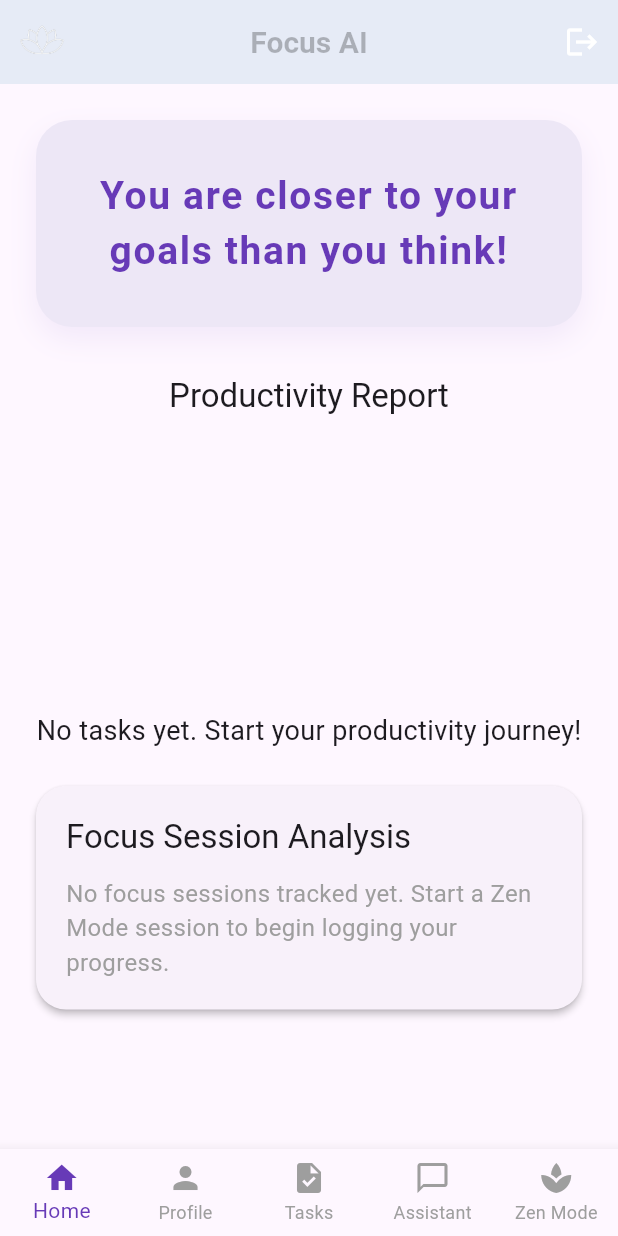
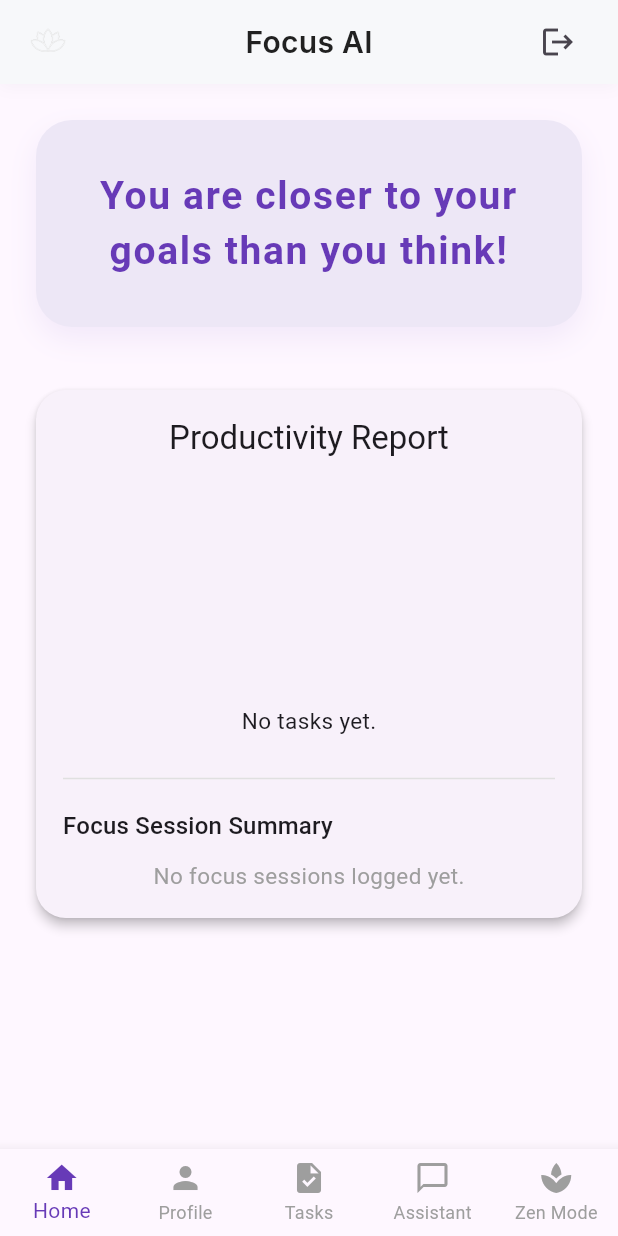
Before and after one commit to Tausia01/focus_ai_app, a Flutter app: the screen it shows once a user with an empty profile is signed in, on a phone screen of 412 x 824 dp. Run offline on Flutter 3.47's test engine with Material 3 defaults, Android fonts, the phone set to English and light mode, and no system bars; drawn by our look-alikes of fl_chart; our stand-ins replace cloud_firestore, firebase_auth, firebase_core, firebase_messaging, flutter_local_notifications, shared_preferences and 1 more; accounts and stored records are empty; network calls fail; Roboto replaces fonts that are missing (Georgia, Inter).

Commit message:
UI improvement

```diff
--- a/lib/screens/home_screen.dart
+++ b/lib/screens/home_screen.dart
@@ -28,162 +28,140 @@ class HomeScreen extends StatelessWidget {
     return _motivatingMessages[random.nextInt(_motivatingMessages.length)];
   }
 
-  // Get productivity report data from cache instantly
-  Map<String, int> _getProductivityReportFromCache() {
-    final tasks = CacheService().getTasksFromCache();
-    final completedCount = tasks.where((t) => t.completed).length;
-    final totalCount = tasks.length;
-
-    return {
-      'completed': completedCount,
-      'total': totalCount,
-    };
-  }
-
-  // Build productivity report with instant loading from cache
-  Widget _buildProductivityReport() {
-    // Get initial data from cache instantly
-    final initialData = _getProductivityReportFromCache();
+  // ---------------------------
+  // NEW COMBINED PRODUCTIVITY CARD
+  // ---------------------------
+  Widget _buildCombinedProductivityCard() {
+    final focusSessionService = FocusSessionService();
 
     return StreamBuilder<List<Task>>(
-      // Use cached data as initial data for instant rendering
       initialData: CacheService().getTasksFromCache(),
       stream: CacheService().getTasksStream(),
       builder: (context, snapshot) {
-        // Show cached data immediately, even if stream hasn't emitted yet
         final tasks = snapshot.data ?? CacheService().getTasksFromCache();
         final completedCount = tasks.where((t) => t.completed).length;
         final totalCount = tasks.length;
 
-        return Column(
+        return StreamBuilder<FocusSessionSummary>(
+          stream: focusSessionService.focusSessionSummaryStream(),
+          initialData: const FocusSessionSummary.empty(),
+          builder: (context, fsSnapshot) {
+            final summary = fsSnapshot.data ?? const FocusSessionSummary.empty();
+            final avgDistract = summary.averageDistractionsPerSession;
+
+            return Card(
+              shape: RoundedRectangleBorder(borderRadius: BorderRadius.circular(20)),
+              elevation: 3,
+              margin: const EdgeInsets.only(top: 10),
+              child: Padding(
+                padding: const EdgeInsets.all(18),
+                child: Column(
+                  crossAxisAlignment: CrossAxisAlignment.center,
                   children: [
-            Text(
-              'Productivity Report',
-              style: Theme.of(context).textTheme.titleLarge,
-            ),
-            const SizedBox(height: 8),
+                    Text("Productivity Report",
+                        style: Theme.of(context).textTheme.titleLarge),
+
+                    const SizedBox(height: 16),
+
+                    /// COMPACT PIE CHART
                     SizedBox(
-              height: 180,
-              width: 180,
+                      height: 140,
+                      width: 140,
                       child: PieChart(
                         PieChartData(
-                  sectionsSpace: 4,
-                  centerSpaceRadius: 48,
+                          sectionsSpace: 0,
+                          centerSpaceRadius: 38,
                           startDegreeOffset: -90,
                           sections: [
                             PieChartSectionData(
-                      color: Colors.deepPurple,
+                              color: Colors.purple.shade300,
                               value: completedCount.toDouble(),
                               title: '',
-                      radius: 40,
+                              radius: 32,
                             ),
                             PieChartSectionData(
-                      color: Colors.deepPurple[100],
+                              color: Colors.purple.shade100,
                               value: (totalCount - completedCount).toDouble(),
                               title: '',
-                      radius: 40,
+                              radius: 32,
                             ),
                           ],
                         ),
                       ),
                     ),
+
                     const SizedBox(height: 8),
+
                     Text(
                       totalCount == 0
-                  ? 'No tasks yet. Start your productivity journey!'
-                  : 'You have completed $completedCount out of $totalCount task${totalCount == 1 ? '' : 's'}!',
-              style: const TextStyle(fontSize: 18),
+                          ? 'No tasks yet.'
+                          : '$completedCount of $totalCount tasks completed',
+                      style: const TextStyle(fontSize: 15),
                     ),
-          ],
-        );
-      },
-    );
-  }
 
-  Widget _buildFocusSessionAnalysis() {
-    final focusSessionService = FocusSessionService();
-    return StreamBuilder<FocusSessionSummary>(
-      stream: focusSessionService.focusSessionSummaryStream(),
-      initialData: const FocusSessionSummary.empty(),
-      builder: (context, snapshot) {
-        final summary = snapshot.data ?? const FocusSessionSummary.empty();
-        final averageDistractions = summary.averageDistractionsPerSession;
+                    const SizedBox(height: 20),
 
-        return Card(
-          margin: const EdgeInsets.only(top: 24),
-          shape: RoundedRectangleBorder(borderRadius: BorderRadius.circular(20)),
-          elevation: 2,
-          child: Padding(
-            padding: const EdgeInsets.all(20),
-            child: Column(
-              crossAxisAlignment: CrossAxisAlignment.start,
-              children: [
-                Text(
-                  'Focus Session Analysis',
-                  style: Theme.of(context).textTheme.titleLarge,
+                    Divider(color: Colors.grey.shade300, thickness: 1),
+                    const SizedBox(height: 12),
+
+                    Align(
+                      alignment: Alignment.centerLeft,
+                      child: Text(
+                        "Focus Session Summary",
+                        style: Theme.of(context).textTheme.titleMedium,
                       ),
-                const SizedBox(height: 12),
+                    ),
+
+                    const SizedBox(height: 10),
+
                     if (summary.totalSessions == 0)
                       const Text(
-                    'No focus sessions tracked yet. Start a Zen Mode session to begin logging your progress.',
-                    style: TextStyle(fontSize: 16, color: Colors.grey),
+                        'No focus sessions logged yet.',
+                        style: TextStyle(fontSize: 15, color: Colors.grey),
                       )
-                else ...[
-                  _buildMetricRow(
-                    label: 'Total sessions',
-                    value: summary.totalSessions.toString(),
+                    else
+                      Column(
+                        children: [
+                          _buildMiniRow("Total Sessions", summary.totalSessions.toString()),
+                          _buildMiniRow("Completed", summary.completedSessions.toString()),
+                          _buildMiniRow("Failed", summary.failedSessions.toString()),
+                          _buildMiniRow("Completion Rate",
+                              "${(summary.completionRate * 100).toStringAsFixed(0)}%"),
+                          _buildMiniRow("Total Distractions", summary.totalDistractions.toString()),
+                          _buildMiniRow("Avg Distractions",
+                              avgDistract.toStringAsFixed(1)),
+                        ],
                       ),
-                  const SizedBox(height: 8),
-                  _buildMetricRow(
-                    label: 'Sessions completed',
-                    value: summary.completedSessions.toString(),
-                  ),
-                  const SizedBox(height: 8),
-                  _buildMetricRow(
-                    label: 'Sessions failed',
-                    value: summary.failedSessions.toString(),
-                  ),
-                  const SizedBox(height: 8),
-                  _buildMetricRow(
-                    label: 'Completion rate',
-                    value: '${(summary.completionRate * 100).toStringAsFixed(0)}%',
-                  ),
-                  const SizedBox(height: 8),
-                  _buildMetricRow(
-                    label: 'Total distractions',
-                    value: summary.totalDistractions.toString(),
-                  ),
-                  const SizedBox(height: 8),
-                  _buildMetricRow(
-                    label: 'Avg distractions / session',
-                    value: averageDistractions.toStringAsFixed(1),
-                  ),
-                ],
                   ],
                 ),
               ),
             );
           },
         );
+      },
+    );
   }
 
-  Widget _buildMetricRow({required String label, required String value}) {
-    return Row(
+  // ---------------------------
+  // UI HELPER FOR METRIC ROWS
+  // ---------------------------
+  Widget _buildMiniRow(String label, String value) {
+    return Padding(
+      padding: const EdgeInsets.symmetric(vertical: 4, horizontal: 4),
+      child: Row(
         mainAxisAlignment: MainAxisAlignment.spaceBetween,
         children: [
-        Text(
-          label,
-          style: const TextStyle(fontSize: 16, color: Colors.grey),
-        ),
+          Text(label, style: const TextStyle(fontSize: 15, color: Colors.grey)),
           Text(
             value,
             style: const TextStyle(
-            fontSize: 18,
-            fontWeight: FontWeight.bold,
+              fontSize: 16,
+              fontWeight: FontWeight.w600,
               color: Colors.deepPurple,
             ),
           ),
         ],
+      ),
     );
   }
 
@@ -192,7 +170,6 @@ class HomeScreen extends StatelessWidget {
     final taskService = TaskService();
     final message = getRandomMessage();
 
-    // Run migration in background without blocking UI
     taskService.migrateTasksAddCompleted();
 
     return Scaffold(
@@ -204,8 +181,6 @@ class HomeScreen extends StatelessWidget {
             tooltip: 'Logout',
             onPressed: () async {
               await AuthService().signOut();
-              // Navigation is now handled automatically by AuthWrapper
-              // No need to manually navigate here
             },
           ),
         ],
@@ -214,13 +189,13 @@ class HomeScreen extends StatelessWidget {
         padding: const EdgeInsets.all(24.0),
         child: SingleChildScrollView(
           child: Column(
-            mainAxisAlignment: MainAxisAlignment.start,
             crossAxisAlignment: CrossAxisAlignment.center,
             children: [
               Container(
                 width: double.infinity,
                 margin: const EdgeInsets.only(bottom: 32),
-                padding: const EdgeInsets.symmetric(vertical: 32, horizontal: 20),
+                padding:
+                    const EdgeInsets.symmetric(vertical: 32, horizontal: 20),
                 decoration: BoxDecoration(
                   color: Colors.deepPurple[50],
                   borderRadius: BorderRadius.circular(24),
@@ -244,8 +219,9 @@ class HomeScreen extends StatelessWidget {
                   textAlign: TextAlign.center,
                 ),
               ),
-              _buildProductivityReport(),
-              _buildFocusSessionAnalysis(),
+
+              // NEW COMPACT PRODUCTIVITY CARD
+              _buildCombinedProductivityCard(),
             ],
           ),
         ),
--- a/lib/widgets/custom_app_bar.dart
+++ b/lib/widgets/custom_app_bar.dart
@@ -16,34 +16,62 @@ class CustomAppBar extends StatelessWidget implements PreferredSizeWidget {
 
   @override
   Widget build(BuildContext context) {
-    return AppBar(
-      backgroundColor: const Color.fromARGB(255, 230, 235, 246),
-      foregroundColor: Colors.white,
+    return Container(
+      decoration: BoxDecoration(
+        color: const Color(0xFFF7F8FA), // soft neutral white-grey
+        boxShadow: [
+          BoxShadow(
+            color: Colors.black.withOpacity(0.03),
+            blurRadius: 8,
+            offset: const Offset(0, 2),
+          ),
+        ],
+      ),
+      child: AppBar(
+        backgroundColor: Colors.transparent, // use parent background
         elevation: 0,
+        surfaceTintColor: Colors.transparent,
+        automaticallyImplyLeading: false,
+        leadingWidth: showBackButton ? 56 : 48,
+
         leading: showBackButton
             ? IconButton(
-              icon: const Icon(Icons.arrow_back),
+                icon: const Icon(Icons.arrow_back_ios_new_rounded,
+                    size: 20, color: Colors.black87),
                 onPressed: onBackPressed ?? () => Navigator.of(context).pop(),
               )
             : Padding(
-              padding: const EdgeInsets.all(8.0),
+                padding: const EdgeInsets.only(left: 16),
                 child: Image.asset(
                   'assets/focus_ai_icon.png',
-                width: 64,
-                height: 64,
-                fit: BoxFit.contain,
+                  width: 32,
+                  height: 32,
                 ),
               ),
+
         title: Text(
           title,
-        style: const TextStyle(
+          style: TextStyle(
             fontSize: 20,
-          fontWeight: FontWeight.bold,
-          color: Color.fromARGB(66, 0, 0, 0),
+            height: 1.2,
+            fontWeight: FontWeight.w600,
+            letterSpacing: 0.2,
+            color: Colors.grey.shade900,
+            fontFamily: 'Inter', // modern clean font (add to pubspec)
           ),
         ),
+
         centerTitle: true,
-      actions: actions,
+
+        actions: actions != null
+            ? actions!.map((w) {
+                return Padding(
+                  padding: const EdgeInsets.only(right: 16),
+                  child: w,
+                );
+              }).toList()
+            : null,
+      ),
     );
   }
 
```
Lines whose indentation alone changed are shown as unchanged.
